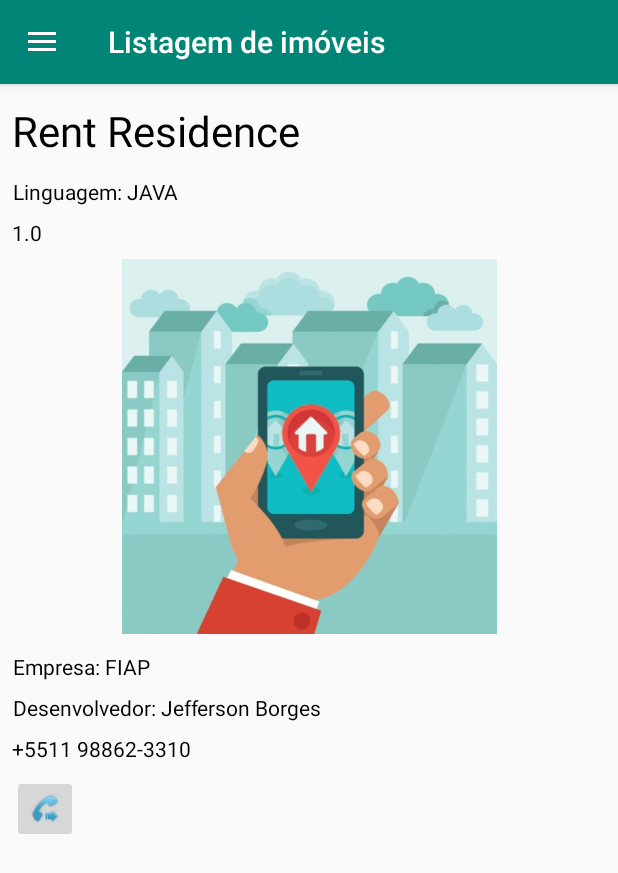
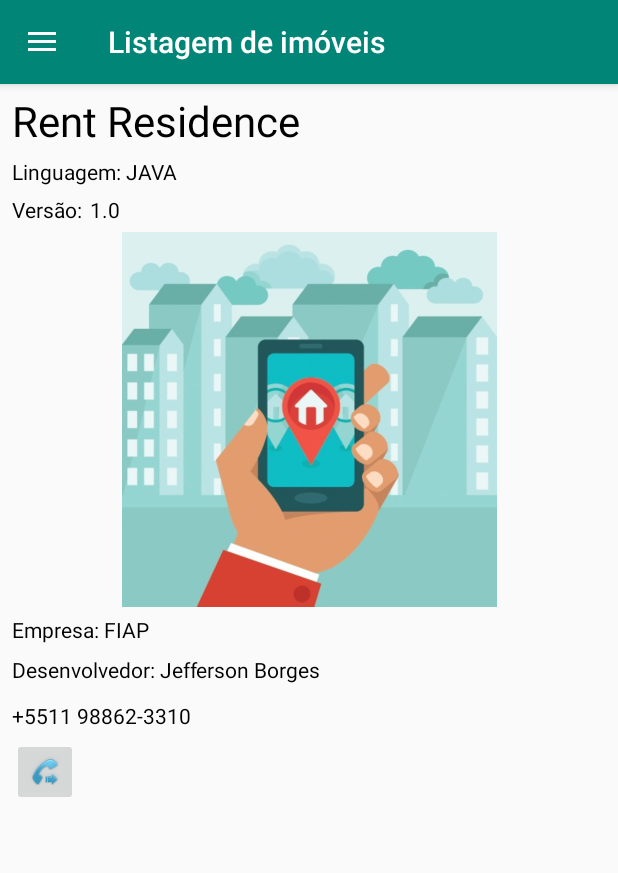
Before and after one commit to jeffersonborges/RentResidence, an Android app: the fragment AboutFragment placed in its activity, on a phone screen of 412 x 824 dp. Shown: the top 873 px of the screen. Run offline under Robolectric (Android 15) with nearby library versions, the phone set to English and light mode, and no system bars; our stand-ins replace Firebase (no records; nobody signed in at launch, a user with empty details on screens opened directly).

Commit message:
Ajuste de layout na tela Sobre

```diff
--- a/app/src/main/java/br/com/jborges/rentresidence/Fragments/AboutFragment.java
+++ b/app/src/main/java/br/com/jborges/rentresidence/Fragments/AboutFragment.java
@@ -39,7 +39,7 @@ public class AboutFragment extends Fragment {
         final View view = inflater.inflate(R.layout.fragment_about, container, false);
         telefone = view.findViewById(R.id.about_telephone_number);
 
-        VersionCode = view.findViewById(R.id.about_version);
+        VersionCode = view.findViewById(R.id.about_version2);
         VersionCode.setText(String.valueOf(1.0));
 
         btnFazer_Ligacao = view.findViewById(R.id.fazerligacao);
--- a/app/src/main/res/layout/fragment_about.xml
+++ b/app/src/main/res/layout/fragment_about.xml
@@ -14,29 +14,23 @@
         android:layout_height="wrap_content"
         android:layout_marginStart="8dp"
         android:layout_marginLeft="8dp"
-        android:layout_marginTop="12dp"
-        android:layout_marginEnd="8dp"
-        android:layout_marginRight="8dp"
+        android:layout_marginTop="5dp"
         android:text="@string/app_name"
         android:textColor="@android:color/black"
         android:textSize="@dimen/font28"
         android:textStyle="normal"
-        app:layout_constraintEnd_toEndOf="parent"
         app:layout_constraintStart_toStartOf="parent"
         app:layout_constraintTop_toTopOf="parent" />
 
     <TextView
         android:id="@+id/about_language"
-        android:layout_width="395dp"
-        android:layout_height="wrap_content"
+        android:layout_width="275dp"
+        android:layout_height="20dp"
         android:layout_marginStart="8dp"
         android:layout_marginLeft="8dp"
-        android:layout_marginTop="12dp"
-        android:layout_marginEnd="8dp"
-        android:layout_marginRight="8dp"
+        android:layout_marginTop="5dp"
         android:text="Linguagem: JAVA"
         android:textColor="@android:color/black"
-        app:layout_constraintEnd_toEndOf="parent"
         app:layout_constraintStart_toStartOf="parent"
         app:layout_constraintTop_toBottomOf="@+id/about_title" />
 
@@ -46,7 +40,7 @@
         android:layout_height="wrap_content"
         android:layout_marginStart="8dp"
         android:layout_marginLeft="8dp"
-        android:layout_marginTop="8dp"
+        android:layout_marginTop="5dp"
         android:text="Versão:"
         android:textColor="@android:color/black"
         app:layout_constraintStart_toStartOf="parent"
@@ -56,10 +50,10 @@
         android:id="@+id/about_version2"
         android:layout_width="wrap_content"
         android:layout_height="wrap_content"
-        android:layout_marginStart="8dp"
-        android:layout_marginLeft="8dp"
-        android:layout_marginTop="8dp"
-        android:text=""
+        android:layout_marginStart="5dp"
+        android:layout_marginLeft="5dp"
+        android:layout_marginTop="5dp"
+        android:text="1.0"
         android:textColor="@android:color/black"
         app:layout_constraintStart_toEndOf="@+id/about_version"
         app:layout_constraintTop_toBottomOf="@+id/about_language" />
@@ -70,7 +64,7 @@
         android:layout_height="250dp"
         android:layout_marginStart="8dp"
         android:layout_marginLeft="8dp"
-        android:layout_marginTop="8dp"
+        android:layout_marginTop="5dp"
         android:layout_marginEnd="8dp"
         android:layout_marginRight="8dp"
         android:src="@drawable/rentresidencelogo"
@@ -80,31 +74,25 @@
 
     <TextView
         android:id="@+id/about_company"
-        android:layout_width="395dp"
-        android:layout_height="wrap_content"
+        android:layout_width="327dp"
+        android:layout_height="21dp"
         android:layout_marginStart="8dp"
         android:layout_marginLeft="8dp"
-        android:layout_marginTop="12dp"
-        android:layout_marginEnd="8dp"
-        android:layout_marginRight="8dp"
+        android:layout_marginTop="5dp"
         android:text="Empresa: FIAP"
         android:textColor="@android:color/black"
-        app:layout_constraintEnd_toEndOf="parent"
         app:layout_constraintStart_toStartOf="parent"
         app:layout_constraintTop_toBottomOf="@+id/about_logo" />
 
     <TextView
         android:id="@+id/about_developer"
-        android:layout_width="395dp"
-        android:layout_height="wrap_content"
+        android:layout_width="290dp"
+        android:layout_height="25dp"
         android:layout_marginStart="8dp"
         android:layout_marginLeft="8dp"
-        android:layout_marginTop="8dp"
-        android:layout_marginEnd="8dp"
-        android:layout_marginRight="8dp"
+        android:layout_marginTop="5dp"
         android:text="Desenvolvedor: Jefferson Borges"
         android:textColor="@android:color/black"
-        app:layout_constraintEnd_toEndOf="parent"
         app:layout_constraintStart_toStartOf="parent"
         app:layout_constraintTop_toBottomOf="@+id/about_company" />
 
@@ -115,7 +103,7 @@
         android:layout_height="19dp"
         android:layout_marginStart="8dp"
         android:layout_marginLeft="8dp"
-        android:layout_marginTop="8dp"
+        android:layout_marginTop="5dp"
         android:text="+5511 98862-3310"
         android:textColor="@android:color/black"
         app:layout_constraintStart_toStartOf="parent"
@@ -128,7 +116,7 @@
         android:layout_height="wrap_content"
         android:layout_marginStart="8dp"
         android:layout_marginLeft="8dp"
-        android:layout_marginTop="8dp"
+        android:layout_marginTop="5dp"
         android:src="@android:drawable/stat_sys_phone_call_forward"
         android:text="Button"
         app:layout_constraintStart_toStartOf="parent"
```
Also changed, not shown: 1 other file.
